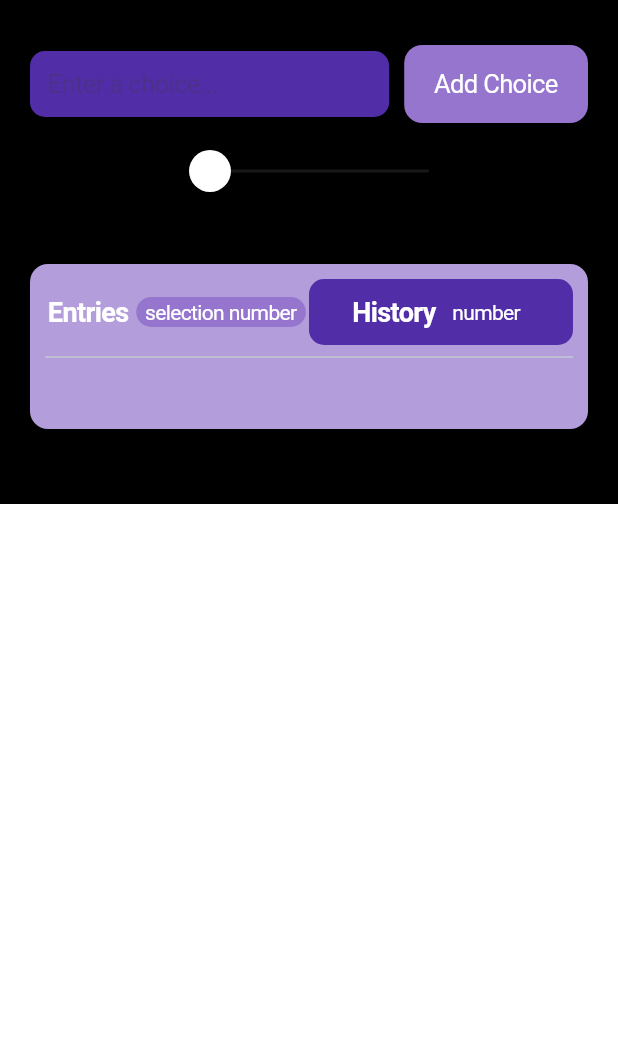
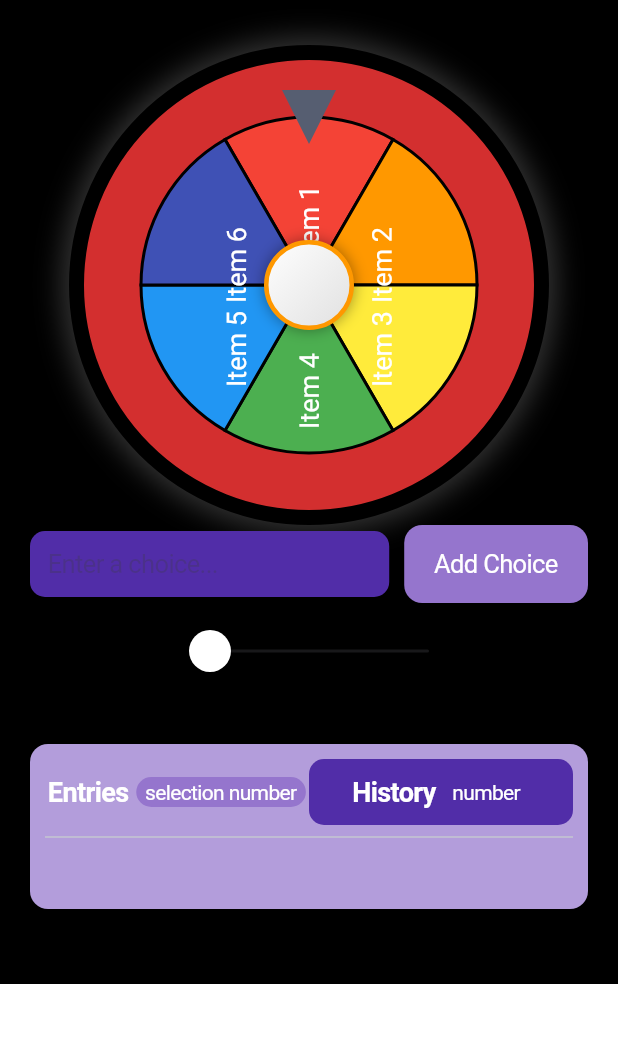
Before and after one commit to beyonce-ama/spinner, a Flutter app: the screen it shows after launch, on a phone screen of 412 x 824 dp, the part 66-1109 px from its top. Run offline on Flutter 3.47's test engine with Material 3 defaults, Android fonts, the phone set to English and light mode, and no system bars; drawn by our look-alikes of flutter_fortune_wheel.

Commit message:
added by Beyonce Ama

```diff
--- a/lib/spinner_screen.dart
+++ b/lib/spinner_screen.dart
@@ -1,5 +1,8 @@
+import 'dart:async';
+import 'dart:math';
 import 'package:flutter/cupertino.dart';
 import 'package:flutter/material.dart';
+import 'package:flutter_fortune_wheel/flutter_fortune_wheel.dart';
 
 class SpinnerScreen extends StatefulWidget {
   const SpinnerScreen({super.key});
@@ -9,6 +12,93 @@ class SpinnerScreen extends StatefulWidget {
 }
 
 class _SpinnerScreenState extends State<SpinnerScreen> {
+   final TextEditingController _inputController = TextEditingController();
+  List<String> selections = [];
+  List<String> history = [];
+  final StreamController<int> selected = StreamController<int>();
+  bool showEntries = true;
+  int spinDuration = 2;
+  final List<Color> rainbowColors = [
+    Colors.red, Colors.orange, Colors.yellow, Colors.green,
+    Colors.blue, Colors.indigo, Colors.purple
+  ];
+
+  @override
+  void initState() {
+    super.initState();
+    selections = ["Item 1", "Item 2","Item 3", "Item 4", "Item 5","Item 6"];
+  }
+
+  void spinWheel() {
+    if (selections.isEmpty) return;
+    final randomIndex = Random().nextInt(selections.length);
+    selected.add(randomIndex);
+
+    Future.delayed(Duration(seconds: spinDuration), () {
+      showResultDialog(selections[randomIndex], randomIndex);
+    });
+  }
+
+  void showResultDialog(String result, int index) {
+    setState(() {
+      history.add(result);
+    });
+
+    showCupertinoDialog(
+      context: context,
+      builder: (context) => CupertinoAlertDialog(
+        title: Text(" $result"),
+        content: const Text("result"),
+        actions: [
+          CupertinoDialogAction(
+            child: const Text("OK"),
+            onPressed: () {
+              Navigator.pop(context);
+              removeChoice(index);
+            },
+          ),
+        ],
+      ),
+    );
+  }
+
+  void addChoice() {
+    String inputText = _inputController.text.trim();
+    if (inputText.isNotEmpty) {
+      setState(() {
+        if (selections.length < 2) {
+          selections.add(inputText);
+        } else if (selections.contains("Item 1")) {
+          selections[selections.indexOf("Item 1")] = inputText;
+        } else if (selections.contains("Item 2")) {
+          selections[selections.indexOf("Item 2")] = inputText;
+          } else if (selections.contains("Item 3")) {
+          selections[selections.indexOf("Item 3")] = inputText;
+        }  else if (selections.contains("Item 4")) {
+          selections[selections.indexOf("Item 4")] = inputText;
+          } else if (selections.contains("Item 5")) {
+          selections[selections.indexOf("Item 5")] = inputText;
+          }else if (selections.contains("Item 6")) {
+          selections[selections.indexOf("Item 6")] = inputText;
+
+        }else {
+          selections.add(inputText);
+        }
+        _inputController.clear();
+      });
+    }
+  }
+
+  void removeChoice(int index) {
+    setState(() {
+      selections.removeAt(index);
+      if (selections.length < 2) {
+        selections.addAll(["item 1", "item 2"]);
+      }
+    });
+  }
+
+
  @override
 Widget build(BuildContext context) {
 
@@ -44,6 +134,74 @@ Widget build(BuildContext context) {
             crossAxisAlignment: CrossAxisAlignment.center,
             children: [
               const SizedBox(height: 20),
+              GestureDetector(
+                onTap: spinWheel,
+                child: Stack(
+                  alignment: Alignment.center,
+                  children: [
+                    Container(
+                      width: 320,
+                      height: 320,
+                      decoration: BoxDecoration(
+                        shape: BoxShape.circle,
+                        color: Colors.red.shade700,
+                        boxShadow: [
+                          BoxShadow(
+                            color: Colors.white.withOpacity(0.2),
+                            blurRadius: 15,
+                            spreadRadius: 5,
+                          ),
+                        ],
+                        border: Border.all(color: Colors.black, width: 10),
+                      ),
+                    ),
+
+                    SizedBox(
+                      width: 280,
+                      height: 280,
+                      child: FortuneWheel(
+                        selected: selected.stream,
+                        duration: Duration(seconds: spinDuration),
+                        items: selections.asMap().entries.map((entry) {
+                          int index = entry.key;
+                          String choice = entry.value;
+                          return FortuneItem(
+                            child: Transform.rotate(
+                              angle: -((index * (6.28 / selections.length))),
+                              child: Text(
+                                choice,
+                                style: TextStyle(color: Colors.white, fontSize: 18),
+                              ),
+                            ),
+                            style: FortuneItemStyle(
+                              color: rainbowColors[index % rainbowColors.length],
+                              borderColor: Colors.black,
+                              borderWidth: 2,
+                            ),
+                          );
+                        }).toList(),
+                      ),
+                    ),
+
+                    Container(
+                      width: 60,
+                      height: 60,
+                      decoration: BoxDecoration(
+                        shape: BoxShape.circle,
+                        gradient: LinearGradient(
+                          colors: [Colors.white, Colors.grey.shade300],
+                          begin: Alignment.topLeft,
+                          end: Alignment.bottomRight,
+                        ),
+                        border: Border.all(color: Colors.orange, width: 3),
+                        boxShadow: [BoxShadow(color: Colors.black38, blurRadius: 8)],
+                      ),
+                    ),
+
+
+                ],
+              ),
+            ),
               Row(
                 children: [
                   Expanded(
@@ -188,4 +346,10 @@ Widget build(BuildContext context) {
     ),
   );
 }
+
+  @override
+  void dispose() {
+    selected.close();
+    super.dispose();
+  }
 }
--- a/pubspec.yaml
+++ b/pubspec.yaml
@@ -34,6 +34,8 @@ dependencies:
   # The following adds the Cupertino Icons font to your application.
   # Use with the CupertinoIcons class for iOS style icons.
   cupertino_icons: ^1.0.8
+  flutter_fortune_wheel: ^1.3.2
+
 
 dev_dependencies:
   flutter_test:
```
Also changed, not shown: pubspec.lock.
